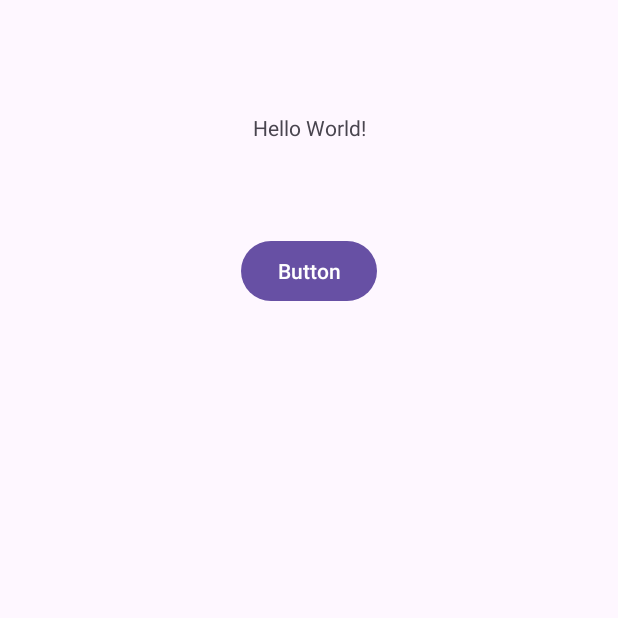
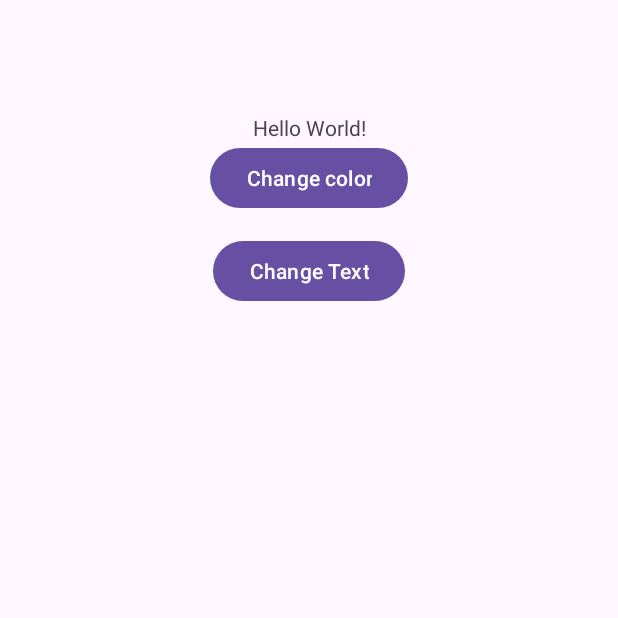
Before and after one commit to alisha55555/MAD1, an Android app: the screen it shows after launch (MainActivity), on a phone screen of 412 x 824 dp, the top half of it. Run offline under Robolectric (Android 15) with nearby library versions, the phone set to English and light mode, and no system bars.

Commit message:
second part of the task

```diff
--- a/app/src/main/java/com/example/mad1/MainActivity.java
+++ b/app/src/main/java/com/example/mad1/MainActivity.java
@@ -1,5 +1,6 @@
 package com.example.mad1;
 
+import android.graphics.Color;
 import android.os.Bundle;
 import android.view.View;
 import android.widget.Button;
@@ -31,6 +32,13 @@ public class MainActivity extends AppCompatActivity {
                 textView2.setText("Halal Madrid!");
             }
         });
+        Button button3 = findViewById(R.id.button3);
+        button3.setOnClickListener(new View.OnClickListener() {
+            @Override
+            public void onClick(View v) {
+                textView2.setTextColor(Color.RED);
+            }
+        });
 
     }
 }
--- a/app/src/main/res/layout/activity_main.xml
+++ b/app/src/main/res/layout/activity_main.xml
@@ -23,7 +23,16 @@
         android:layout_width="wrap_content"
         android:layout_height="wrap_content"
         android:layout_marginTop="62dp"
-        android:text="Button"
+        android:text="Change Text"
+        app:layout_constraintEnd_toEndOf="parent"
+        app:layout_constraintStart_toStartOf="parent"
+        app:layout_constraintTop_toBottomOf="@+id/textView2" />
+
+    <Button
+        android:id="@+id/button3"
+        android:layout_width="wrap_content"
+        android:layout_height="wrap_content"
+        android:text="Change color"
         app:layout_constraintEnd_toEndOf="parent"
         app:layout_constraintStart_toStartOf="parent"
         app:layout_constraintTop_toBottomOf="@+id/textView2" />
```
